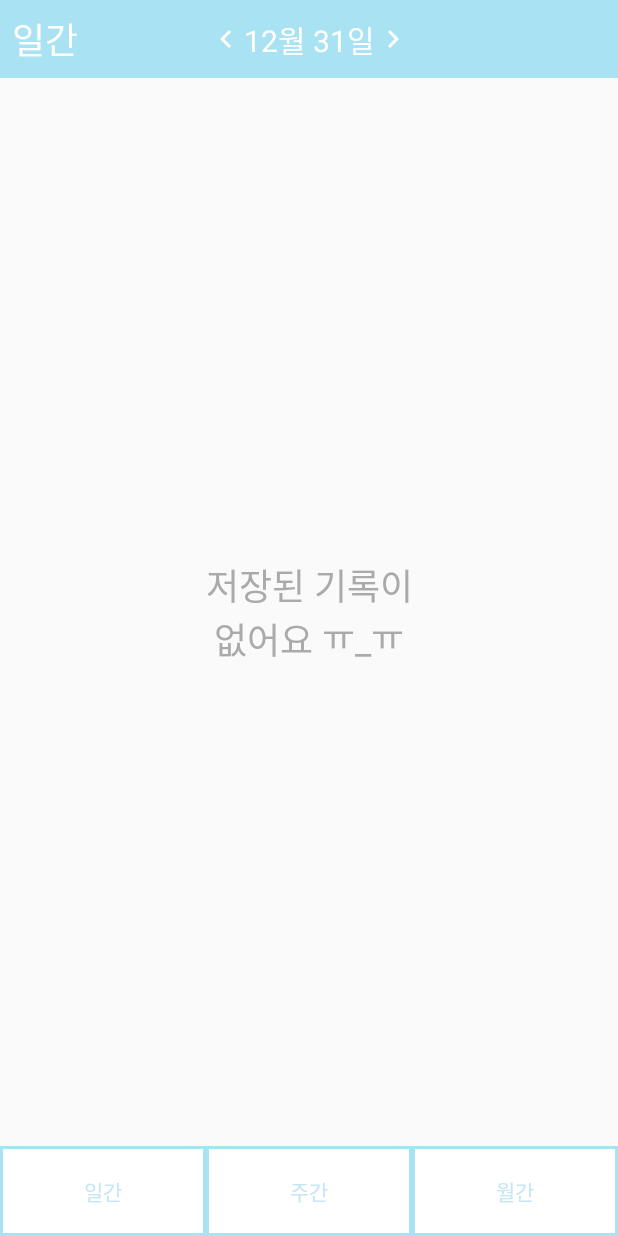
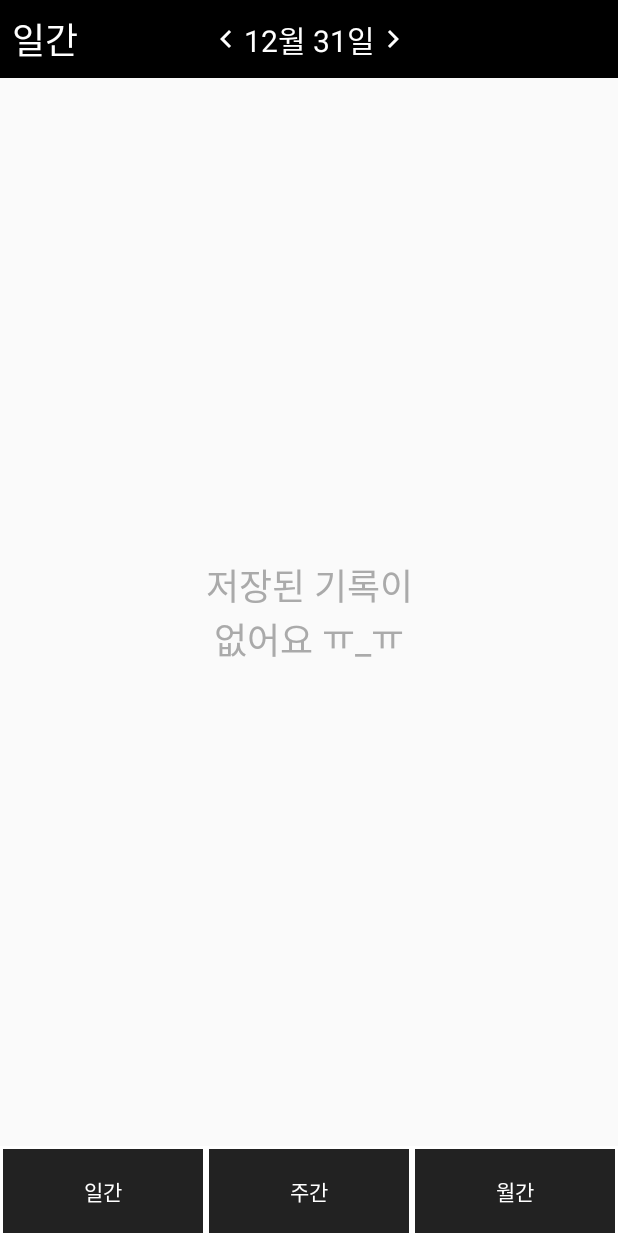
Before and after one commit to godsangin/MyDay, an Android app: the StatisticActivity screen opened directly, with no data from a screen before it, on a phone screen of 412 x 824 dp. Run offline under Robolectric (Android 15) with nearby library versions, the phone set to English and light mode, and no system bars; libraries missing offline, so code that uses them is left out: com.github.mikephil.charting; plain views replace PieChart; 4 statements that could not run were skipped.

Commit message:
Modify UI

```diff
--- a/app/src/main/java/com/msproject/myhome/mydays/ColorMakeHelper.java
+++ b/app/src/main/java/com/msproject/myhome/mydays/ColorMakeHelper.java
@@ -11,7 +11,7 @@ public class ColorMakeHelper {
         if(category == null || category.length() == 0){
 //            return Color.argb(50,0xBC,0xA9,0xF5);
 //            return Color.argb(50,0x58,0xAC,0xFA);
-            return Color.argb(50,0x58,0xD3, 0xF7);
+            return colors.get("Default");
         }
         return colors.get(category);
     }
--- a/app/src/main/res/drawable/border2.xml
+++ b/app/src/main/res/drawable/border2.xml
@@ -3,7 +3,7 @@
 <layer-list xmlns:android="http://schemas.android.com/apk/res/android">
     <item>
         <shape android:shape="rectangle">
-            <solid android:color="@color/colorTitleBar" />
+            <solid android:color="@color/borderColor" />
         </shape>
     </item>
     <item android:top="2dp"
--- a/app/src/main/res/values/colors.xml
+++ b/app/src/main/res/values/colors.xml
@@ -3,7 +3,15 @@
     <color name="colorPrimary">#3F51B5</color>
     <color name="colorPrimaryDark">#303F9F</color>
     <color name="colorAccent">#FF4081</color>
-    <color name="colorTitleBar">#A9E2F3</color>
-    <color name="background">#FFF</color>
-    <color name="textColor">#c6e6f5</color>
+    <!--<color name="colorTitleBar">#A9E2F3</color>-->
+    <color name="colorTitleBar">#000</color>
+    <color name="background">#222</color>
+    <color name="backBorder">#222</color>
+    <color name="textColor">#FFF</color>
+    <!--<color name="textColor">#c6e6f5</color>-->
+    <color name="piechartColor">#DDD</color>
+    <color name="pieTextColor">#888</color>
+    <color name="borderColor">#FFF</color>
+    <color name="memoColor">#CCC</color>
+
 </resources>
--- a/build.gradle
+++ b/build.gradle
@@ -8,7 +8,7 @@ buildscript {
     }
     dependencies {
 
-        classpath 'com.android.tools.build:gradle:3.2.1'
+        classpath 'com.android.tools.build:gradle:3.3.0'
 
         // NOTE: Do not place your application dependencies here; they belong
         // in the individual module build.gradle files
```
Also changed, not shown: Test/build.gradle (+1 -1 lines), app/src/main/java/com/msproject/myhome/mydays/MainActivity.java (+45 -11 lines), app/src/main/res/layout/activity_main.xml (+5 -4 lines).
